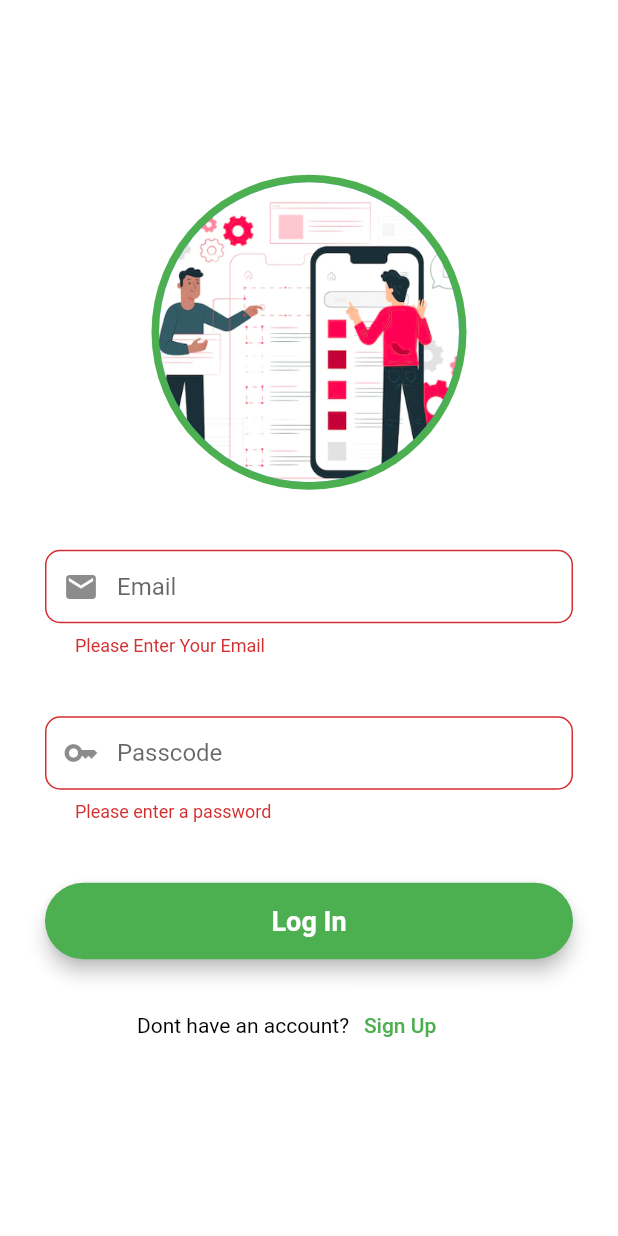
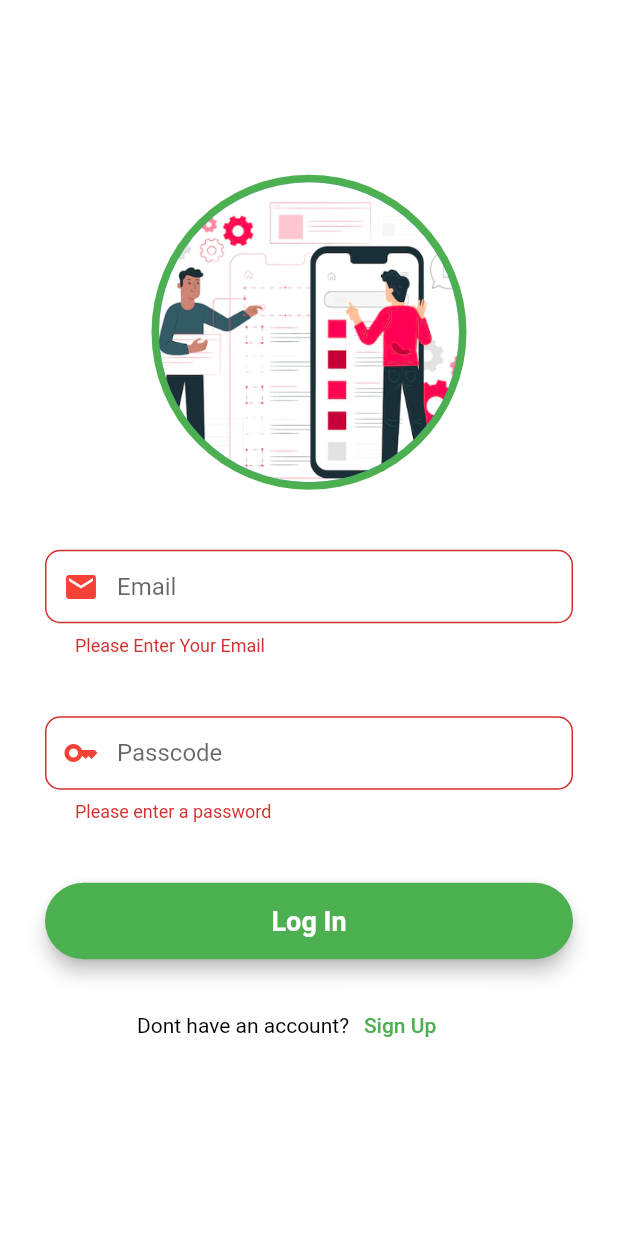
Before and after one commit to ArjunMalhotra07/PlantGreens, a Flutter app: the screen it shows after launch, after a tap on "Sign Up", after a tap on "Login", after a tap on "Log In", on a phone screen of 412 x 824 dp. Run offline on Flutter 3.47's test engine with Material 2 defaults, Android fonts, the light colour scheme and no system bars; our stand-ins replace email_validator, firebase_auth, firebase_core, smooth_page_indicator; missing offline and left inert: cloud_firestore_web, firebase_auth_web, firebase_core_web; accounts and stored records are empty.

Commit message:
Changed color of prefix icons

```diff
--- a/lib/auth/login_page.dart
+++ b/lib/auth/login_page.dart
@@ -17,11 +17,14 @@ class LoginPage extends StatefulWidget {
 
 class _LoginPageState extends State<LoginPage> {
   final _formKey = GlobalKey<FormState>();
+
   final TextEditingController emailController = TextEditingController();
   final TextEditingController passwordController = TextEditingController();
   var _timer;
   @override
   Widget build(BuildContext context) {
+    final ThemeData themeData = Theme.of(context);
+
     const logo = CircleAvatar(
       radius: 105,
       backgroundColor: Colors.green,
@@ -30,7 +33,22 @@ class _LoginPageState extends State<LoginPage> {
         radius: 100,
       ),
     );
-    final emailField = TextFormField(
+    final emailField = Theme(
+        data: themeData.copyWith(
+            inputDecorationTheme: themeData.inputDecorationTheme.copyWith(
+          prefixIconColor:
+              MaterialStateColor.resolveWith((Set<MaterialState> states) {
+            if (states.contains(MaterialState.focused)) {
+              return Colors.green;
+            }
+            if (states.contains(MaterialState.error)) {
+              return Colors.red;
+            }
+            return Colors.grey;
+          }),
+        )),
+        child: TextFormField(
+            cursorColor: Colors.grey,
             autofocus: false,
             controller: emailController,
             keyboardType: TextInputType.emailAddress,
@@ -62,9 +80,24 @@ class _LoginPageState extends State<LoginPage> {
               border: OutlineInputBorder(
                 borderRadius: BorderRadius.circular(10),
               ),
-        ));
-    final passwordField = TextFormField(
+            )));
+    final passwordField = Theme(
+        data: themeData.copyWith(
+            inputDecorationTheme: themeData.inputDecorationTheme.copyWith(
+          prefixIconColor:
+              MaterialStateColor.resolveWith((Set<MaterialState> states) {
+            if (states.contains(MaterialState.focused)) {
+              return Colors.green;
+            }
+            if (states.contains(MaterialState.error)) {
+              return Colors.red;
+            }
+            return Colors.grey;
+          }),
+        )),
+        child: TextFormField(
           autofocus: false,
+          cursorColor: Colors.grey,
           controller: passwordController,
           obscureText: true,
           inputFormatters: inputFormatters(),
@@ -93,7 +126,7 @@ class _LoginPageState extends State<LoginPage> {
             hintText: "Passcode",
             border: OutlineInputBorder(borderRadius: BorderRadius.circular(10)),
           ),
-    );
+        ));
     final signIn = Material(
       elevation: 5,
       borderRadius: BorderRadius.circular(30),
--- a/lib/auth/signUp_page.dart
+++ b/lib/auth/signUp_page.dart
@@ -18,7 +18,6 @@ class SignUpPage extends StatefulWidget {
 class _SignUpPageState extends State<SignUpPage> {
   final _formKey = GlobalKey<FormState>();
   var _timer;
-  final messengerKey = GlobalKey<ScaffoldMessengerState>();
   // Editing Controllers
   final TextEditingController nameController = TextEditingController();
   final TextEditingController emailController = TextEditingController();
@@ -27,6 +26,7 @@ class _SignUpPageState extends State<SignUpPage> {
 
   @override
   Widget build(BuildContext context) {
+    final ThemeData themeData = Theme.of(context);
     const signUpLogo = CircleAvatar(
       radius: 102,
       backgroundColor: Colors.green,
@@ -35,8 +35,23 @@ class _SignUpPageState extends State<SignUpPage> {
         radius: 100,
       ),
     );
-    final nameField = TextFormField(
+    final nameField = Theme(
+        data: themeData.copyWith(
+            inputDecorationTheme: themeData.inputDecorationTheme.copyWith(
+          prefixIconColor:
+              MaterialStateColor.resolveWith((Set<MaterialState> states) {
+            if (states.contains(MaterialState.focused)) {
+              return Colors.green;
+            }
+            if (states.contains(MaterialState.error)) {
+              return Colors.red;
+            }
+            return Colors.grey;
+          }),
+        )),
+        child: TextFormField(
           autofocus: false,
+          cursorColor: Colors.grey,
           controller: nameController,
           keyboardType: TextInputType.name,
           inputFormatters: inputFormatters(),
@@ -65,9 +80,24 @@ class _SignUpPageState extends State<SignUpPage> {
             hintText: "Name",
             border: OutlineInputBorder(borderRadius: BorderRadius.circular(10)),
           ),
-    );
-    final emailField = TextFormField(
+        ));
+    final emailField = Theme(
+        data: themeData.copyWith(
+            inputDecorationTheme: themeData.inputDecorationTheme.copyWith(
+          prefixIconColor:
+              MaterialStateColor.resolveWith((Set<MaterialState> states) {
+            if (states.contains(MaterialState.focused)) {
+              return Colors.green;
+            }
+            if (states.contains(MaterialState.error)) {
+              return Colors.red;
+            }
+            return Colors.grey;
+          }),
+        )),
+        child: TextFormField(
           autofocus: false,
+          cursorColor: Colors.grey,
           controller: emailController,
           keyboardType: TextInputType.name,
           autovalidateMode: AutovalidateMode.onUserInteraction,
@@ -75,7 +105,8 @@ class _SignUpPageState extends State<SignUpPage> {
             if (value!.isEmpty) {
               return ("Please Enter Your Email");
             }
-        if (!RegExp("^[a-zA-Z0-9+_.-]+@[a-zA-Z0-9.-]+.[a-z]").hasMatch(value) ||
+            if (!RegExp("^[a-zA-Z0-9+_.-]+@[a-zA-Z0-9.-]+.[a-z]")
+                    .hasMatch(value) ||
                 !EmailValidator.validate(value)) {
               return ("Please Enter a valid email");
             }
@@ -95,9 +126,24 @@ class _SignUpPageState extends State<SignUpPage> {
             hintText: "Email",
             border: OutlineInputBorder(borderRadius: BorderRadius.circular(10)),
           ),
-    );
-    final passwordField = TextFormField(
+        ));
+    final passwordField = Theme(
+        data: themeData.copyWith(
+            inputDecorationTheme: themeData.inputDecorationTheme.copyWith(
+          prefixIconColor:
+              MaterialStateColor.resolveWith((Set<MaterialState> states) {
+            if (states.contains(MaterialState.focused)) {
+              return Colors.green;
+            }
+            if (states.contains(MaterialState.error)) {
+              return Colors.red;
+            }
+            return Colors.grey;
+          }),
+        )),
+        child: TextFormField(
           autofocus: false,
+          cursorColor: Colors.grey,
           controller: passwordController,
           autovalidateMode: AutovalidateMode.onUserInteraction,
           obscureText: true,
@@ -125,9 +171,24 @@ class _SignUpPageState extends State<SignUpPage> {
             hintText: "Passcode",
             border: OutlineInputBorder(borderRadius: BorderRadius.circular(10)),
           ),
-    );
-    final cpasswordField = TextFormField(
+        ));
+    final cpasswordField = Theme(
+        data: themeData.copyWith(
+            inputDecorationTheme: themeData.inputDecorationTheme.copyWith(
+          prefixIconColor:
+              MaterialStateColor.resolveWith((Set<MaterialState> states) {
+            if (states.contains(MaterialState.focused)) {
+              return Colors.green;
+            }
+            if (states.contains(MaterialState.error)) {
+              return Colors.red;
+            }
+            return Colors.grey;
+          }),
+        )),
+        child: TextFormField(
           autofocus: false,
+          cursorColor: Colors.grey,
           controller: cpasswordController,
           obscureText: true,
           autovalidateMode: AutovalidateMode.onUserInteraction,
@@ -151,7 +212,7 @@ class _SignUpPageState extends State<SignUpPage> {
             hintText: "Confirm Passcode",
             border: OutlineInputBorder(borderRadius: BorderRadius.circular(10)),
           ),
-    );
+        ));
     final signUpButton = Material(
       elevation: 0,
       borderRadius: BorderRadius.circular(30),
```
Lines whose indentation alone changed are shown as unchanged.
